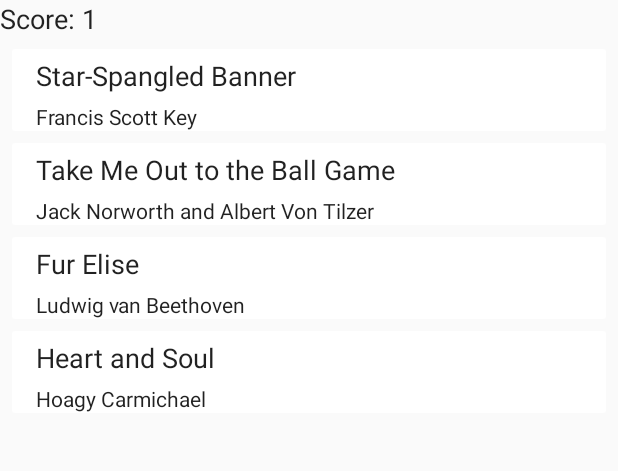
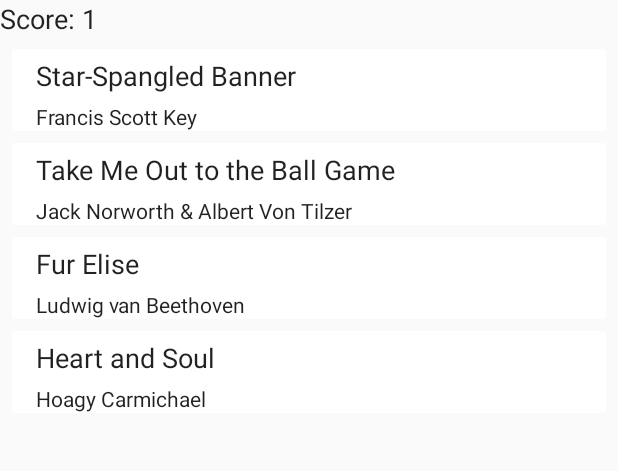
Before and after one commit to BBHSComputer/BrainSTEM, an Android app: the MusicActivity screen opened directly, with no data from a screen before it, after a tap on an icon or button, on a phone screen of 412 x 824 dp, the part 84-555 px from its top. Run offline under Robolectric (Android 15) with nearby library versions, the phone set to English and light mode, and no system bars; libraries missing offline, so code that uses them is left out: android.support.percent; plain views replace PercentRelativeLayout; 1 statement that could not run was skipped; 1 other tap on this screen came first.

Commit message:
Prettied up Music UI

```diff
--- a/app/src/main/res/layout/activity_music.xml
+++ b/app/src/main/res/layout/activity_music.xml
@@ -104,7 +104,7 @@
                         android:paddingLeft="16dp"
                         android:paddingRight="16dp"
                         android:paddingTop="5dp"
-                        android:text="Jack Norworth and Albert Von Tilzer"
+                        android:text="Jack Norworth &amp; Albert Von Tilzer"
                         android:textColor="@color/primary_text_default_material_light"
                         style="@android:style/TextAppearance.Small" />
                     <Button
```
